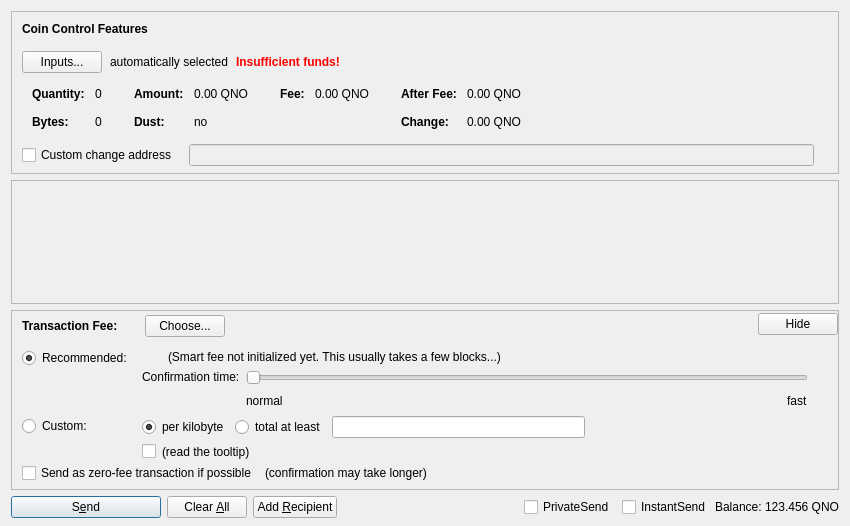
First picture: the form in src/qt/forms/sendcoinsdialog.ui, repository qyno/qynocoin, before the edit.
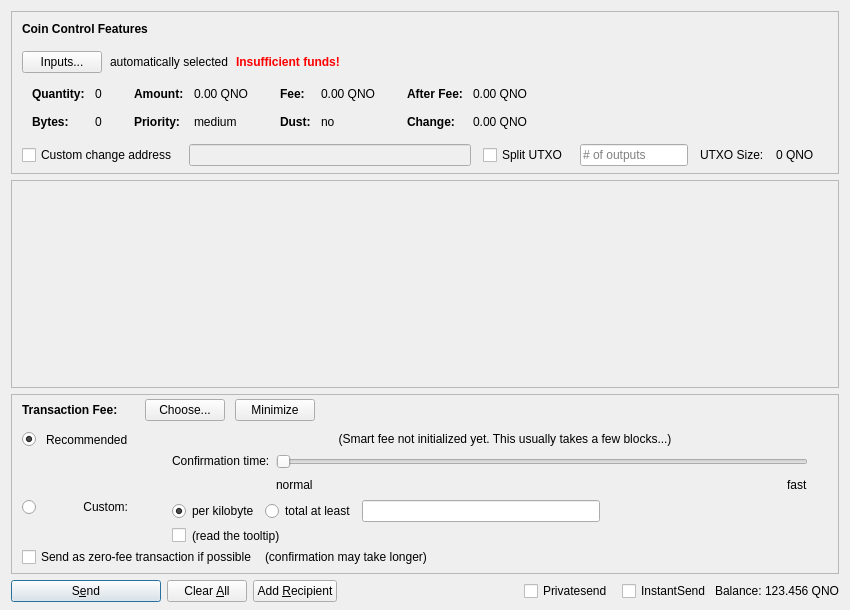
Second picture: the form after the edit. Icons and pictures are not drawn. Custom widgets are drawn as their Qt base class.

What changed in the file:
```diff
--- a/src/qt/forms/sendcoinsdialog.ui
+++ b/src/qt/forms/sendcoinsdialog.ui
@@ -7,7 +7,7 @@
     <x>0</x>
     <y>0</y>
     <width>850</width>
-    <height>526</height>
+    <height>610</height>
    </rect>
   </property>
   <property name="windowTitle">
@@ -332,7 +332,7 @@
                 </widget>
                </item>
                <item row="1" column="0">
-                <widget class="QLabel" name="labelCoinControlLowOutputText">
+                <widget class="QLabel" name="labelCoinControlPriorityText">
                  <property name="font">
                   <font>
                    <weight>75</weight>
@@ -340,12 +340,12 @@
                   </font>
                  </property>
                  <property name="text">
-                  <string>Dust:</string>
+                  <string>Priority:</string>
                  </property>
                 </widget>
                </item>
                <item row="1" column="1">
-                <widget class="QLabel" name="labelCoinControlLowOutput">
+                <widget class="QLabel" name="labelCoinControlPriority">
                  <property name="cursor">
                   <cursorShape>IBeamCursor</cursorShape>
                  </property>
@@ -353,7 +353,7 @@
                   <enum>Qt::ActionsContextMenu</enum>
                  </property>
                  <property name="text">
-                  <string notr="true">no</string>
+                  <string>medium</string>
                  </property>
                  <property name="textInteractionFlags">
                   <set>Qt::LinksAccessibleByMouse|Qt::TextSelectableByKeyboard|Qt::TextSelectableByMouse</set>
@@ -411,7 +411,36 @@
                  </property>
                 </widget>
                </item>
-             </layout>
+               <item row="1" column="0">
+                <widget class="QLabel" name="labelCoinControlLowOutputText">
+                 <property name="font">
+                  <font>
+                   <weight>75</weight>
+                   <bold>true</bold>
+                  </font>
+                 </property>
+                 <property name="text">
+                  <string>Dust:</string>
+                 </property>
+                </widget>
+               </item>
+               <item row="1" column="1">
+                <widget class="QLabel" name="labelCoinControlLowOutput">
+                 <property name="cursor">
+                  <cursorShape>IBeamCursor</cursorShape>
+                 </property>
+                 <property name="contextMenuPolicy">
+                  <enum>Qt::ActionsContextMenu</enum>
+                 </property>
+                 <property name="text">
+                  <string>no</string>
+                 </property>
+                 <property name="textInteractionFlags">
+                  <set>Qt::LinksAccessibleByMouse|Qt::TextSelectableByKeyboard|Qt::TextSelectableByMouse</set>
+                 </property>
+                </widget>
+               </item>
+              </layout>
              </item>
              <item>
               <layout class="QFormLayout" name="formLayoutCoinControl4">
@@ -499,7 +528,7 @@
          </widget>
         </item>
         <item>
-         <layout class="QHBoxLayout" name="horizontalLayoutCoinControl4" stretch="0,0,0">
+         <layout class="QHBoxLayout" name="horizontalLayoutCoinControl4" stretch="0,0,0,0,0,0,0">
           <property name="spacing">
            <number>12</number>
           </property>
@@ -535,6 +564,40 @@
             </property>
            </widget>
           </item>
+          <item>
+           <widget class="QCheckBox" name="splitBlockCheckBox">
+            <property name="text">
+             <string>Split UTXO</string>
+            </property>
+           </widget>
+          </item>
+          <item>
+           <widget class="QLineEdit" name="splitBlockLineEdit">
+            <property name="sizePolicy">
+             <sizepolicy hsizetype="Fixed" vsizetype="Fixed">
+              <horstretch>50</horstretch>
+              <verstretch>0</verstretch>
+             </sizepolicy>
+            </property>
+            <property name="placeholderText">
+             <string># of outputs</string>
+            </property>
+           </widget>
+          </item>
+          <item>
+           <widget class="QLabel" name="labelBlockSizeText">
+            <property name="text">
+             <string>UTXO Size:</string>
+            </property>
+           </widget>
+          </item>
+          <item>
+           <widget class="QLabel" name="labelBlockSize">
+            <property name="text">
+             <string>0 QNO</string>
+            </property>
+           </widget>
+          </item>
           <item>
            <widget class="QLabel" name="labelCoinControlChangeLabel">
             <property name="sizePolicy">
@@ -588,7 +651,7 @@
         <x>0</x>
         <y>0</y>
         <width>830</width>
-        <height>69</height>
+        <height>95</height>
        </rect>
       </property>
       <layout class="QVBoxLayout" name="verticalLayout_2" stretch="0,1">
@@ -742,6 +805,16 @@
                 </property>
                </widget>
               </item>
+              <item>
+               <widget class="QPushButton" name="buttonMinimizeFee">
+                <property name="toolTip">
+                 <string>collapse fee-settings</string>
+                </property>
+                <property name="text">
+                 <string>Minimize</string>
+                </property>
+               </widget>
+              </item>
              </layout>
             </item>
             <item>
@@ -772,16 +845,6 @@
             </property>
            </spacer>
           </item>
-          <item>
-           <widget class="QPushButton" name="buttonMinimizeFee">
-            <property name="toolTip">
-             <string>collapse fee-settings</string>
-            </property>
-            <property name="text">
-             <string>Hide</string>
-            </property>
-           </widget>
-          </item>
          </layout>
         </item>
         <item>
@@ -816,7 +879,7 @@
              <property name="verticalSpacing">
               <number>4</number>
              </property>
-             <item row="1" column="1">
+             <item row="2" column="4">
               <layout class="QVBoxLayout" name="verticalLayoutFee8">
                <property name="spacing">
                 <number>6</number>
@@ -915,42 +978,29 @@
                </item>
               </layout>
              </item>
-             <item row="0" column="0">
-              <layout class="QVBoxLayout" name="verticalLayoutFee4" stretch="0,1">
-               <item>
-                <widget class="QRadioButton" name="radioSmartFee">
-                 <property name="text">
-                  <string>Recommended:</string>
-                 </property>
-                 <property name="checked">
-                  <bool>true</bool>
-                 </property>
-                 <attribute name="buttonGroup">
-                  <string notr="true">groupFee</string>
-                 </attribute>
-                </widget>
-               </item>
-               <item>
-                <spacer name="verticalSpacer_2">
-                 <property name="orientation">
-                  <enum>Qt::Vertical</enum>
-                 </property>
-                 <property name="sizeHint" stdset="0">
-                  <size>
-                   <width>1</width>
-                   <height>1</height>
-                  </size>
-                 </property>
-                </spacer>
-               </item>
-              </layout>
-             </item>
              <item row="1" column="0">
+              <layout class="QVBoxLayout" name="verticalLayoutFee4" stretch="1">
+               <item>
+                <spacer name="verticalSpacer_2">
+                 <property name="orientation">
+                  <enum>Qt::Vertical</enum>
+                 </property>
+                 <property name="sizeHint" stdset="0">
+                  <size>
+                   <width>1</width>
+                   <height>1</height>
+                  </size>
+                 </property>
+                </spacer>
+               </item>
+              </layout>
+             </item>
+             <item row="2" column="0">
               <layout class="QVBoxLayout" name="verticalLayoutFee9" stretch="0,1">
                <item>
                 <widget class="QRadioButton" name="radioCustomFee">
                  <property name="text">
-                  <string>Custom:</string>
+                  <string/>
                  </property>
                  <attribute name="buttonGroup">
                   <string notr="true">groupFee</string>
@@ -972,7 +1022,7 @@
                </item>
               </layout>
              </item>
-             <item row="0" column="1">
+             <item row="1" column="4">
               <layout class="QVBoxLayout" name="verticalLayoutFee3" stretch="0,0,1">
                <property name="spacing">
                 <number>6</number>
@@ -982,33 +1032,6 @@
                </property>
                <item>
                 <layout class="QHBoxLayout" name="horizontalLayoutFee12">
-                 <item>
-                  <widget class="QLabel" name="labelSmartFee">
-                   <property name="text">
-                    <string/>
-                   </property>
-                   <property name="margin">
-                    <number>2</number>
-                   </property>
-                  </widget>
-                 </item>
-                 <item>
-                  <widget class="QLabel" name="labelFeeEstimation">
-                   <property name="text">
-                    <string/>
-                   </property>
-                  </widget>
-                 </item>
-                 <item>
-                  <widget class="QLabel" name="labelSmartFee2">
-                   <property name="text">
-                    <string>(Smart fee not initialized yet. This usually takes a few blocks...)</string>
-                   </property>
-                   <property name="margin">
-                    <number>2</number>
-                   </property>
-                  </widget>
-                 </item>
                  <item>
                   <spacer name="horizontalSpacer_5">
                    <property name="orientation">
@@ -1136,6 +1159,69 @@
                </item>
               </layout>
              </item>
+             <item row="0" column="1">
+              <widget class="QLabel" name="labelSmartFee_2">
+               <property name="text">
+                <string>Recommended</string>
+               </property>
+              </widget>
+             </item>
+             <item row="0" column="0">
+              <widget class="QRadioButton" name="radioSmartFee">
+               <property name="text">
+                <string/>
+               </property>
+               <property name="checked">
+                <bool>true</bool>
+               </property>
+               <attribute name="buttonGroup">
+                <string notr="true">groupFee</string>
+               </attribute>
+              </widget>
+             </item>
+             <item row="2" column="1">
+              <widget class="QLabel" name="labelCustomFee">
+               <property name="text">
+                <string>Custom:</string>
+               </property>
+               <property name="alignment">
+                <set>Qt::AlignRight|Qt::AlignTop|Qt::AlignTrailing</set>
+               </property>
+              </widget>
+             </item>
+             <item row="0" column="2">
+              <widget class="QLabel" name="labelSmartFee">
+               <property name="text">
+                <string/>
+               </property>
+               <property name="margin">
+                <number>2</number>
+               </property>
+              </widget>
+             </item>
+             <item row="0" column="3">
+              <widget class="QLabel" name="labelFeeEstimation">
+               <property name="text">
+                <string/>
+               </property>
+              </widget>
+             </item>
+             <item row="0" column="4">
+              <widget class="QLabel" name="labelSmartFee2">
+               <property name="text">
+                <string>(Smart fee not initialized yet. This usually takes a few blocks...)</string>
+               </property>
+               <property name="alignment">
+                <set>Qt::AlignHCenter</set>
+               </property>
+               <property name="wordWrap">
+                <bool>true</bool>
+               </property>
+               <property name="margin">
+                <number>2</number>
+               </property>
+              </widget>
+             </item>
             </layout>
            </item>
            <item>
@@ -1295,7 +1381,7 @@
           </size>
          </property>
          <property name="text">
-          <string>PrivateSend</string>
+          <string>Privatesend</string>
          </property>
          <property name="checked">
           <bool>false</bool>
```
Left out of the diff: 26 changed lines with no effect on the pictures.
